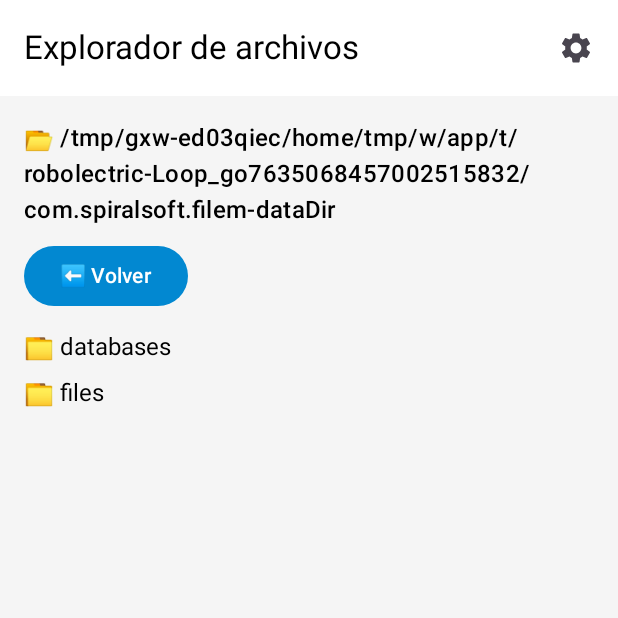
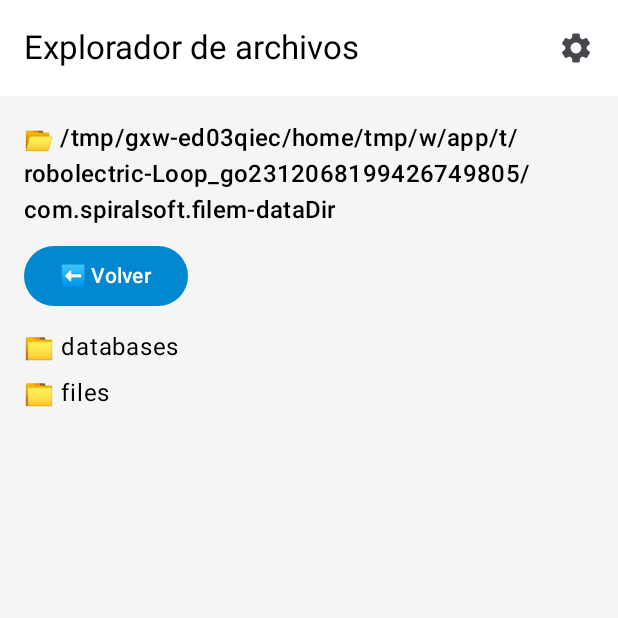
Before and after one commit to JLVargas01/Filem, an Android app built with Jetpack Compose: the screen it shows after launch (MainActivity), after a tap on an icon or button, on a phone screen of 412 x 824 dp, the top half of it. Run offline under Robolectric (Android 15) with nearby library versions, the phone set to English and light mode, and no system bars; 1 statement that could not run was skipped; 2 other taps on this screen came first.

Commit message:
Mod: Modificacion para la tipografia

```diff
--- a/app/src/main/java/com/spiralsoft/filem/ui/theme/Typography.kt
+++ b/app/src/main/java/com/spiralsoft/filem/ui/theme/Typography.kt
@@ -3,17 +3,30 @@ package com.spiralsoft.filem.ui.theme
 import androidx.compose.material3.Typography
 import androidx.compose.ui.text.TextStyle
 import androidx.compose.ui.text.font.FontFamily
+import androidx.compose.ui.text.font.FontWeight
 import androidx.compose.ui.unit.sp
 
 val AppTypography = Typography(
+    titleLarge = TextStyle(
+        fontFamily = FontFamily.Default,
+        fontWeight = FontWeight.Normal,
+        fontSize = 22.sp,
+        lineHeight = 28.sp,
+        letterSpacing = 0.sp
+    ),
     bodyLarge = TextStyle(
+        fontFamily = FontFamily.Default,
+        fontWeight = FontWeight.Normal,
         fontSize = 16.sp,
         lineHeight = 24.sp,
-        fontFamily = FontFamily.SansSerif
+        letterSpacing = 0.5.sp
     ),
-    titleLarge = TextStyle(
-        fontSize = 22.sp,
-        lineHeight = 28.sp,
-        fontFamily = FontFamily.SansSerif
-    )
+    labelSmall = TextStyle(
+        fontFamily = FontFamily.Default,
+        fontWeight = FontWeight.Medium,
+        fontSize = 11.sp,
+        lineHeight = 16.sp,
+        letterSpacing = 0.5.sp
+    ),
+
 )
```
